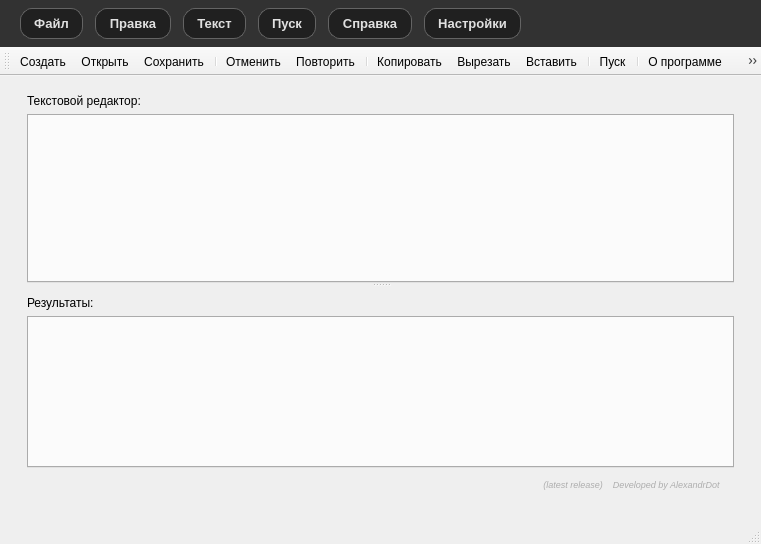
First picture: the form in design.ui, repository Alexandrdot/Editor-Analyzer, before the edit.
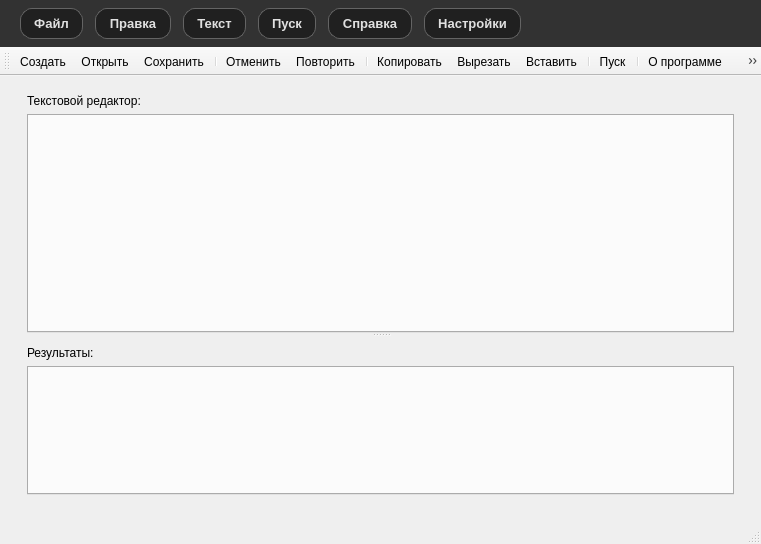
Second picture: the form after the edit. Icons and pictures are not drawn.

```diff
--- a/design.ui
+++ b/design.ui
@@ -115,34 +115,6 @@
              </property>
             </widget>
            </item>
-           <item>
-            <widget class="QLabel" name="label_3">
-             <property name="layoutDirection">
-              <enum>Qt::LayoutDirection::RightToLeft</enum>
-             </property>
-             <property name="autoFillBackground">
-              <bool>false</bool>
-             </property>
-             <property name="styleSheet">
-              <string notr="true">color: rgba(128, 128, 128, 150); 
-font-size: 9px; 
-font-style: italic; 
-margin: 5px;</string>
-             </property>
-             <property name="text">
-              <string>(latest release)    Developed by AlexandrDot   </string>
-             </property>
-             <property name="alignment">
-              <set>Qt::AlignmentFlag::AlignRight|Qt::AlignmentFlag::AlignTrailing|Qt::AlignmentFlag::AlignVCenter</set>
-             </property>
-             <property name="margin">
-              <number>-5</number>
-             </property>
-             <property name="indent">
-              <number>-1</number>
-             </property>
-            </widget>
-           </item>
           </layout>
          </widget>
         </widget>
```
